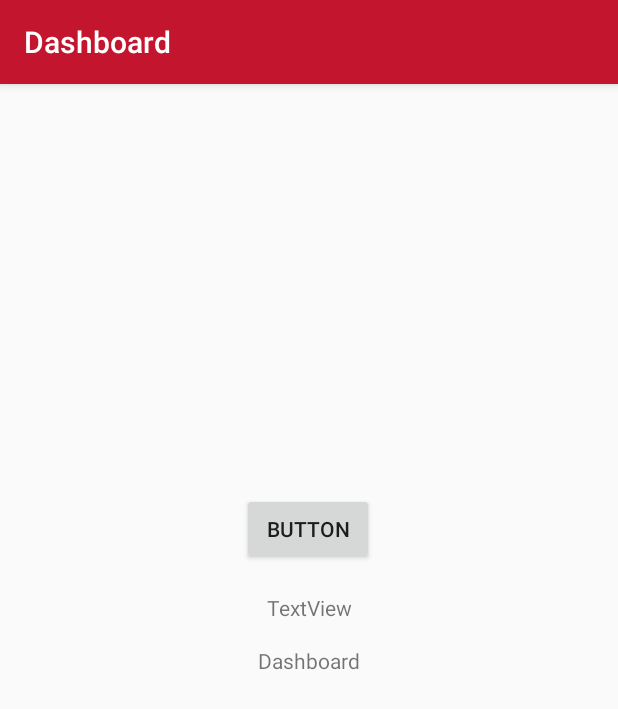
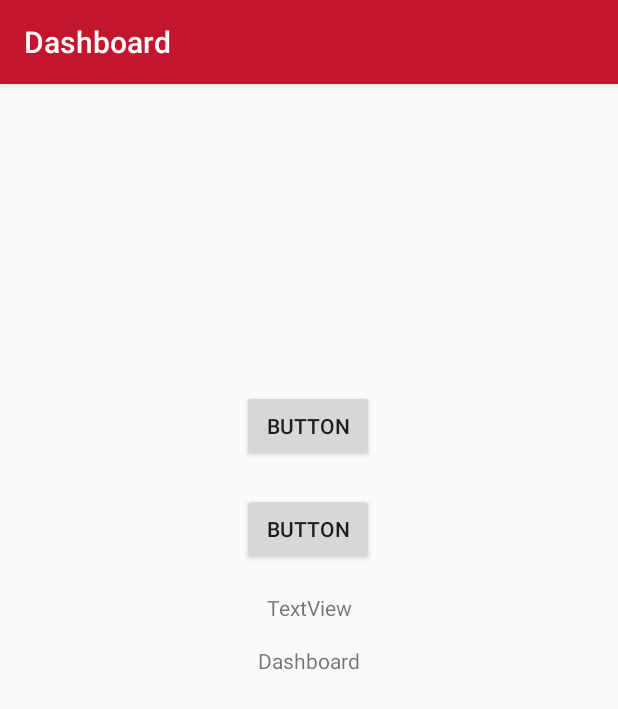
Before and after one commit to Object-Pascal/ProftaakA2, an Android app: the fragment DashboardFragment shown on its own in the app's theme, on a phone screen of 412 x 824 dp. Shown: the top 709 px of the screen. Run offline under Robolectric (Android 15) with nearby library versions, the phone set to English and light mode, and no system bars.

Commit message:
Kompass uitbreiding en fix

```diff
--- a/app/src/main/java/com/example/schatrijk_app/DashboardFragment.java
+++ b/app/src/main/java/com/example/schatrijk_app/DashboardFragment.java
@@ -14,6 +14,7 @@ import android.widget.TextView;
 public class DashboardFragment extends Fragment {
 
     private Button button;
+    private Button buttonCompass;
     private TextView resultTV;
 
     @Nullable
@@ -29,11 +30,19 @@ public class DashboardFragment extends Fragment {
 
         resultTV = getView().findViewById(R.id.resultTV);
         button = getView().findViewById(R.id.qrcodebutton);
+        buttonCompass = getView().findViewById(R.id.compassbutton);
 
         button.setOnClickListener(new View.OnClickListener() {
             @Override
             public void onClick(View v) {
                 openQRCode();
+            }
+        });
+
+        buttonCompass.setOnClickListener(new View.OnClickListener() {
+            @Override
+            public void onClick(View v) {
+                openCompass();
             }
         });
 
@@ -44,4 +53,9 @@ public class DashboardFragment extends Fragment {
         intent.putExtra("KEY",345);
         startActivity(intent);
     }
+
+    public void openCompass(){
+        Intent intent = new Intent(getActivity().getApplicationContext(), CompassActivity.class);
+        startActivity(intent);
+    }
 }
--- a/app/src/main/res/layout/content_compass.xml
+++ b/app/src/main/res/layout/content_compass.xml
@@ -21,7 +21,7 @@
         app:srcCompat="@drawable/logo_small" />
 
     <Button
-        android:id="@+id/button"
+        android:id="@+id/buttonn"
         android:layout_width="wrap_content"
         android:layout_height="wrap_content"
         android:layout_marginStart="8dp"
@@ -43,7 +43,7 @@
         android:layout_marginEnd="8dp"
         android:layout_marginBottom="8dp"
         android:text="TextView"
-        app:layout_constraintBottom_toTopOf="@+id/button"
+        app:layout_constraintBottom_toTopOf="@id/buttonn"
         app:layout_constraintEnd_toEndOf="parent"
         app:layout_constraintStart_toStartOf="parent"
         app:layout_constraintTop_toBottomOf="@+id/arrow" />
--- a/app/src/main/res/layout/dashboard_view.xml
+++ b/app/src/main/res/layout/dashboard_view.xml
@@ -51,4 +51,20 @@
         app:layout_constraintTop_toTopOf="parent"
         app:layout_constraintVertical_bias="0.452" />
 
+    <Button
+        android:id="@+id/compassbutton"
+        android:layout_width="wrap_content"
+        android:layout_height="wrap_content"
+        android:layout_marginStart="8dp"
+        android:layout_marginTop="8dp"
+        android:layout_marginEnd="8dp"
+        android:layout_marginBottom="8dp"
+        android:text="Button"
+        app:layout_constraintBottom_toBottomOf="parent"
+        app:layout_constraintEnd_toEndOf="parent"
+        app:layout_constraintHorizontal_bias="0.498"
+        app:layout_constraintStart_toStartOf="parent"
+        app:layout_constraintTop_toTopOf="parent"
+        app:layout_constraintVertical_bias="0.278" />
+
 </android.support.constraint.ConstraintLayout>
```
Also changed, not shown: app/src/main/java/com/example/schatrijk_app/CompassActivity.java (+7 -9 lines).
